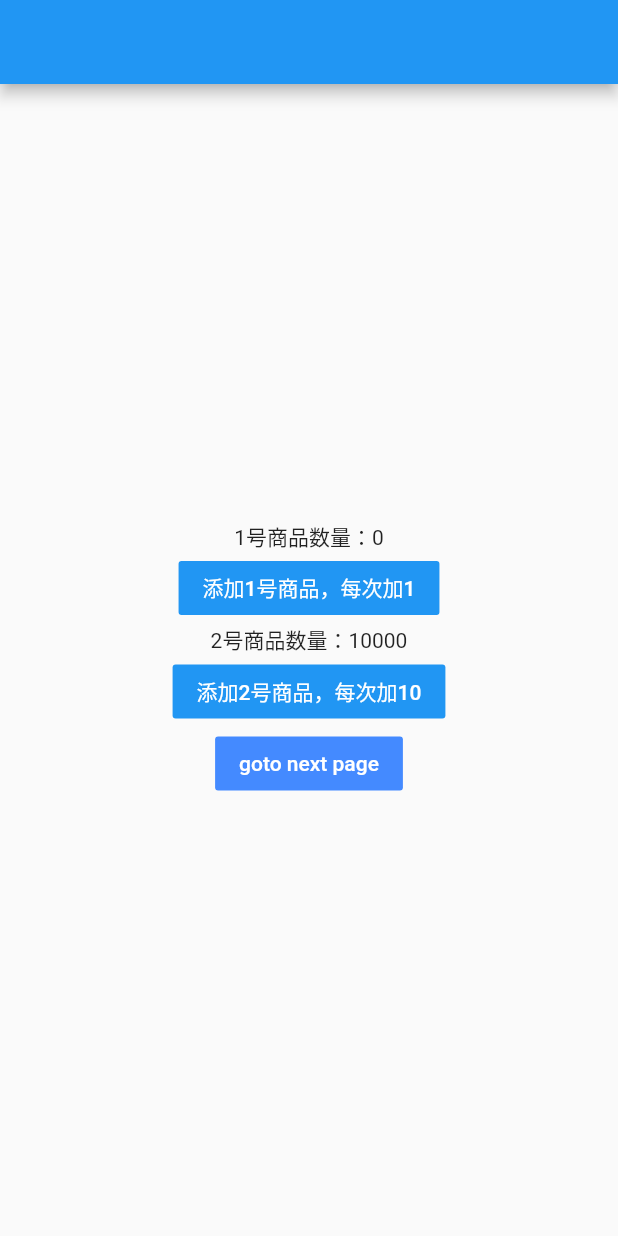
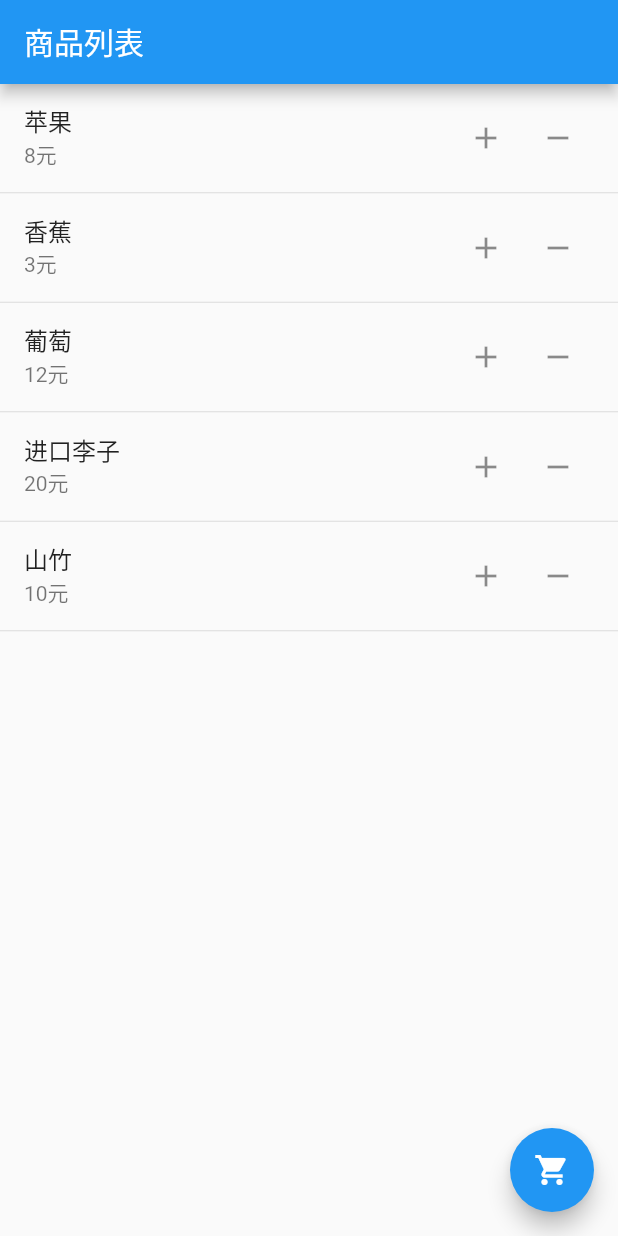
Before and after one commit to wallace921029/bloc_demo, a Flutter app: the screen it shows after launch, on a phone screen of 412 x 824 dp. Run offline on Flutter 3.47's test engine with Material 2 defaults, Android fonts, the phone set to English and light mode, and no system bars; our stand-ins replace rxdart.

Commit message:
feat: 更新demo;

```diff
--- /dev/null
+++ b/lib/bloc/car_bloc.dart
@@ -0,0 +1,41 @@
+import 'package:bloc_demo/pages/products.dart';
+import 'package:rxdart/rxdart.dart';
+
+class CarBloc {
+  List<CarProduct> list = [];
+
+  // 创建一个 steamController
+  BehaviorSubject<List<CarProduct>> behaviorSubject =
+      new BehaviorSubject<List<CarProduct>>();
+
+  Observable<List<CarProduct>> get stream => behaviorSubject.stream;
+
+  // 添加商品
+  setCarProduct(CarProduct carProduct) {
+    List<CarProduct> c = list.where((item) {
+      return item.product.productName == carProduct.product.productName;
+    }).toList();
+    if (c.length == 0) {
+      list.add(carProduct);
+    } else {
+      c[0].number++;
+    }
+    behaviorSubject.add(list);
+  }
+
+  // 减去商品
+  minusCarProduct() {
+
+  }
+
+  void dispose() {
+    behaviorSubject.close();
+  }
+}
+
+class CarProduct {
+  Product product;
+  num number;
+
+  CarProduct({this.product, this.number});
+}
--- a/lib/bloc/cart_bloc.dart
+++ /dev/null
@@ -1,19 +0,0 @@
-import 'package:rxdart/rxdart.dart';
-
-class CartBloc {
-  int _count = 10000;
-
-  BehaviorSubject<int> _behaviorSubject = new BehaviorSubject<int>();
-  Observable<int> get stream => _behaviorSubject.stream;
-
-  int get count => _count;
-
-  increment() {
-    _count += 100;
-    _behaviorSubject.add(_count);
-  }
-
-  void dispose(){
-    _behaviorSubject.close();
-  }
-}
--- a/lib/bloc/shop_bloc.dart
+++ /dev/null
@@ -1,22 +0,0 @@
-import 'package:rxdart/rxdart.dart';
-
-class ShopBloc{
-  // 内置
-  int _count = 0;
-
-  // 声明流控制器
-  BehaviorSubject<int> _behaviorSubject =  new BehaviorSubject<int>();
-  // 声明可观察对象
-  Observable<int> get stream => _behaviorSubject.stream;
-
-  // 增加 count 值，然后出发流控制器
-  increment() {
-    _count++;
-    _behaviorSubject.sink.add(_count);
-  }
-
-  void dispose() {
-    print('excuse dispose fuction ~');
-    _behaviorSubject.close();
-  }
-}
--- a/lib/main.dart
+++ b/lib/main.dart
@@ -1,9 +1,9 @@
-import 'package:bloc_demo/bloc/cart_bloc.dart';
-import 'package:bloc_demo/bloc/shop_bloc.dart';
+import 'package:bloc_demo/pages/products.dart';
 import 'package:flutter/material.dart';
 
-import 'package:bloc_demo/pages/first_page.dart';
 import 'package:provider/provider.dart';
+
+import 'bloc/car_bloc.dart';
 
 void main() {
   return runApp(
@@ -14,8 +14,7 @@ void main() {
     // )
     new MultiProvider(
       providers: <SingleChildCloneableWidget>[
-        Provider<ShopBloc>.value(value: new ShopBloc()),
-        Provider<CartBloc>.value(value: new CartBloc())
+        Provider<CarBloc>.value(value: new CarBloc())
       ],
       child: new MyApp(),
     )
@@ -31,7 +30,7 @@ class MyApp extends StatelessWidget {
       theme: ThemeData(
         primarySwatch: Colors.blue,
       ),
-      home: new FirstPage()
+      home: new Products()
     );
   }
 }
--- a/lib/pages/first_page.dart
+++ /dev/null
@@ -1,69 +0,0 @@
-import 'package:bloc_demo/bloc/cart_bloc.dart';
-import 'package:flutter/material.dart';
-
-import 'package:provider/provider.dart';
-
-import 'package:bloc_demo/bloc/shop_bloc.dart';
-import 'package:bloc_demo/pages/second_page.dart';
-
-class FirstPage extends StatefulWidget {
-  FirstPage({Key key}) : super(key: key);
-
-  _FirstPageState createState() => _FirstPageState();
-}
-
-class _FirstPageState extends State<FirstPage> {
-  @override
-  Widget build(BuildContext context) {
-    return new Scaffold(
-      appBar: new AppBar(),
-      body: new Center(
-        child: new Column(
-          mainAxisAlignment: MainAxisAlignment.center,
-          children: <Widget>[
-            new StreamBuilder<int>(
-              initialData: 0,
-              stream: Provider.of<ShopBloc>(context).stream,
-              builder: (BuildContext context, AsyncSnapshot snapshot) {
-                return new Text('1号商品数量：${snapshot.data}');
-              },
-            ),
-            new FlatButton(
-              child: new Text('添加1号商品，每次加1'),
-              textColor: Colors.white,
-              color: Colors.blue,
-              onPressed: () {
-                Provider.of<ShopBloc>(context).increment();
-              },
-            ),
-            new StreamBuilder<int>(
-              initialData: Provider.of<CartBloc>(context).count,
-              stream: Provider.of<CartBloc>(context).stream,
-              builder: (BuildContext context, AsyncSnapshot snapshot) => new Text('2号商品数量：${snapshot.data}'),
-            ),
-            new FlatButton(
-              child: new Text('添加2号商品，每次加10'),
-              textColor: Colors.white,
-              color: Colors.blue,
-              onPressed: () {
-                Provider.of<CartBloc>(context).increment();
-              },
-            ),
-            new FlatButton(
-              child: new Text('goto next page'),
-              textColor: Colors.white,
-              color: Colors.blueAccent,
-              onPressed: () {
-                Navigator.of(context).push(new MaterialPageRoute(
-                  builder: (BuildContext context) {
-                    return new SecondPage();
-                  }
-                ));
-              },
-            ),
-          ],
-        ),
-      ), // This trailing comma makes auto-formatting nicer for build methods.
-    );
-  }
-}
--- /dev/null
+++ b/lib/pages/products.dart
@@ -0,0 +1,74 @@
+import 'package:bloc_demo/bloc/car_bloc.dart';
+import 'package:bloc_demo/pages/shopping_car.dart';
+import 'package:flutter/material.dart';
+import 'package:provider/provider.dart';
+
+class Products extends StatelessWidget {
+  const Products({Key key}) : super(key: key);
+
+  @override
+  Widget build(BuildContext context) {
+    List<Product> productList = [
+      new Product(productName: '苹果', price: 8),
+      new Product(productName: '香蕉', price: 3),
+      new Product(productName: '葡萄', price: 12),
+      new Product(productName: '进口李子', price: 20),
+      new Product(productName: '山竹', price: 10),
+    ];
+
+    List<Widget> tiles = [];
+
+    for (var item in productList) {
+      tiles.add(new ListTile(
+        title: new Text('${item.productName}'),
+        subtitle: new Text('${item.price}元'),
+        trailing: new Container(
+          child: new Row(
+            mainAxisSize: MainAxisSize.min,
+            children: <Widget>[
+              new IconButton(
+                icon: new Icon(Icons.add),
+                onPressed: () {
+                  Provider.of<CarBloc>(context).setCarProduct(new CarProduct(product: item, number: 1));
+                },
+              ),
+              new IconButton(
+                icon: new Icon(Icons.remove),
+                onPressed: () {
+                  Provider.of<CarBloc>(context).setCarProduct(new CarProduct(product: item, number: 1));
+                },
+              )
+            ],
+          ),
+        ),
+      ));
+      tiles.add(new Divider(height: 1));
+    }
+
+    return new Scaffold(
+      appBar: new AppBar(
+        title: new Text('商品列表'),
+      ),
+      body: new Container(
+        child: new ListView(
+          children: tiles,
+        ),
+      ),
+      floatingActionButton: new FloatingActionButton(
+        child: new Icon(Icons.shopping_cart),
+        onPressed: () {
+          Navigator.of(context).push(new MaterialPageRoute(
+            builder: (BuildContext context) => new ShoppingCar()
+          ));
+        },
+      ),
+    );
+  }
+}
+
+class Product {
+  String productName;
+  num price;
+
+  Product({this.productName, this.price});
+}
```
Also changed, not shown: lib/pages/second_page.dart (deleted, +0 -45 lines), lib/pages/shopping_car.dart (added, +31 -0 lines), pubspec.lock.
